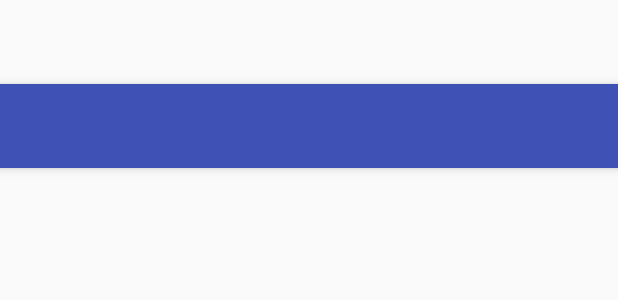
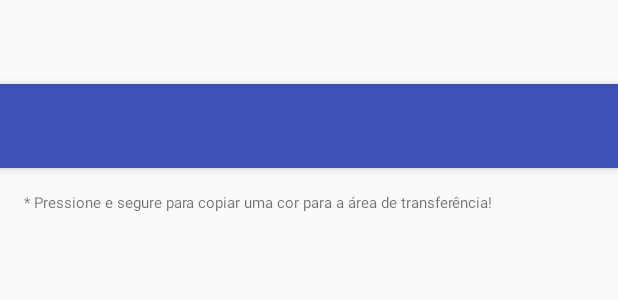
Before and after one commit to evertton/Tint, an Android app: the layout activity_mostrar_paleta.xml on its own in the app's theme, with its tools: preview values and no code run, on a phone screen of 412 x 824 dp. Shown: the top 300 px of the screen. Run offline under Robolectric (Android 15) with nearby library versions, the phone set to English and light mode, and no system bars.

Commit message:
Adiciona o botão adicionar cor a tela de exibição de paleta. Melhora a troca de telas. Exibe o label da cor em alto contraste em relação ao fundo.

```diff
--- a/app/src/main/java/io/github/evertton/tint/CriarPaletaActivity.java
+++ b/app/src/main/java/io/github/evertton/tint/CriarPaletaActivity.java
@@ -78,7 +78,7 @@ public class CriarPaletaActivity extends AppCompatActivity {
         //noinspection SimplifiableIfStatement
         if (id == R.id.criar_paleta_action) {
             EditText et = (EditText) findViewById(R.id.cnome_paleta);
-            Paleta.lista.add(new Paleta(et.getText().toString()));
+            Paleta.lista.add(new Paleta(Paleta.lista.size() - 1, et.getText().toString()));
             startAdicionarCor(Paleta.lista.size() - 1);
             return true;
         }
--- a/app/src/main/java/io/github/evertton/tint/MainActivity.java
+++ b/app/src/main/java/io/github/evertton/tint/MainActivity.java
@@ -58,9 +58,9 @@ public class MainActivity extends AppCompatActivity {
     }
 
     private void openCriarPaleta() {
-        this.finish();
         Intent intent = new Intent(this, CriarPaletaActivity.class);
         startActivity(intent);
+        this.finish();
     }
 
     private void showPaleta(int id) {
--- a/app/src/main/res/layout/activity_mostrar_paleta.xml
+++ b/app/src/main/res/layout/activity_mostrar_paleta.xml
@@ -20,7 +20,7 @@
     android:layout_width="match_parent"
     android:layout_height="match_parent"
     android:fitsSystemWindows="true"
-    tools:context="io.github.evertton.tint.io.github.evertton.tint.model.MostrarPaletaActivity">
+    tools:context="io.github.evertton.tint.MostrarPaletaActivity">
 
     <android.support.design.widget.AppBarLayout
         android:layout_width="match_parent"
@@ -28,7 +28,7 @@
         android:theme="@style/AppTheme.AppBarOverlay">
 
         <android.support.v7.widget.Toolbar
-            android:id="@+id/toolbar"
+            android:id="@+id/toolbar_mostrar_paleta"
             android:layout_width="match_parent"
             android:layout_height="?attr/actionBarSize"
             android:background="?attr/colorPrimary"
--- a/app/src/main/res/layout/content_mostrar_paleta.xml
+++ b/app/src/main/res/layout/content_mostrar_paleta.xml
@@ -29,7 +29,16 @@
 
     <ListView
         android:id="@+id/colors_list"
+        android:layout_marginTop="16dp"
         android:layout_width="match_parent"
         android:layout_height="match_parent" />
 
+    <TextView
+        android:layout_width="match_parent"
+        android:layout_height="wrap_content"
+        android:layout_alignParentTop="true"
+        android:layout_alignParentLeft="true"
+        android:text="* Pressione e segure para copiar uma cor para a área de transferência!"
+        android:textSize="10dp" />
+
 </RelativeLayout>
```
Also changed, not shown: app/src/main/java/io/github/evertton/tint/AdicionarCorActivity.java (+16 -1 lines), app/src/main/java/io/github/evertton/tint/MostrarPaletaActivity.java (+46 -4 lines), app/src/main/java/io/github/evertton/tint/io/github/evertton/tint/model/CorAdapter.java (+14 -3 lines), app/src/main/java/io/github/evertton/tint/io/github/evertton/tint/model/Paleta.java (+6 -1 lines), app/src/main/res/menu/menu_mostrar_paleta.xml (added, +27 -0 lines).
